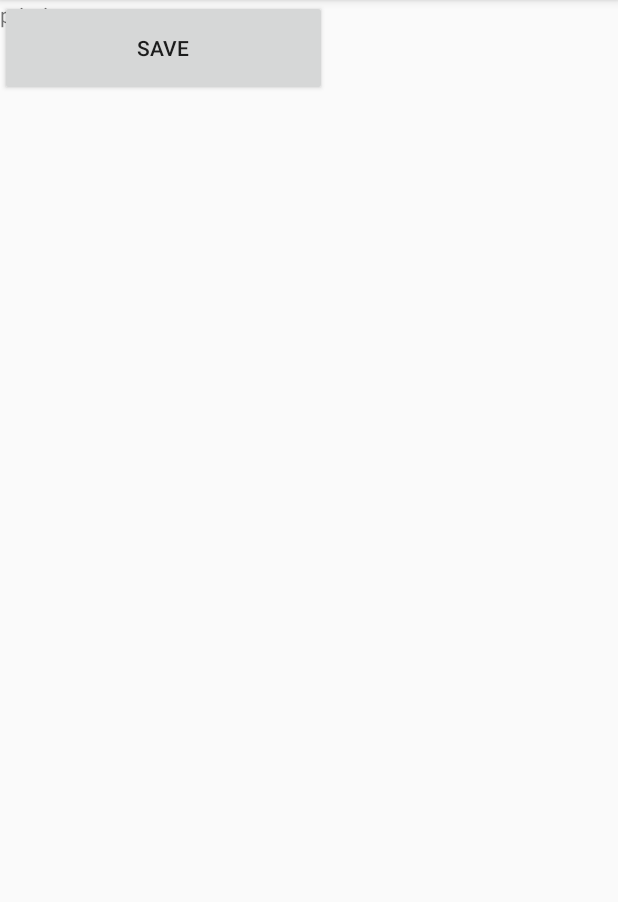
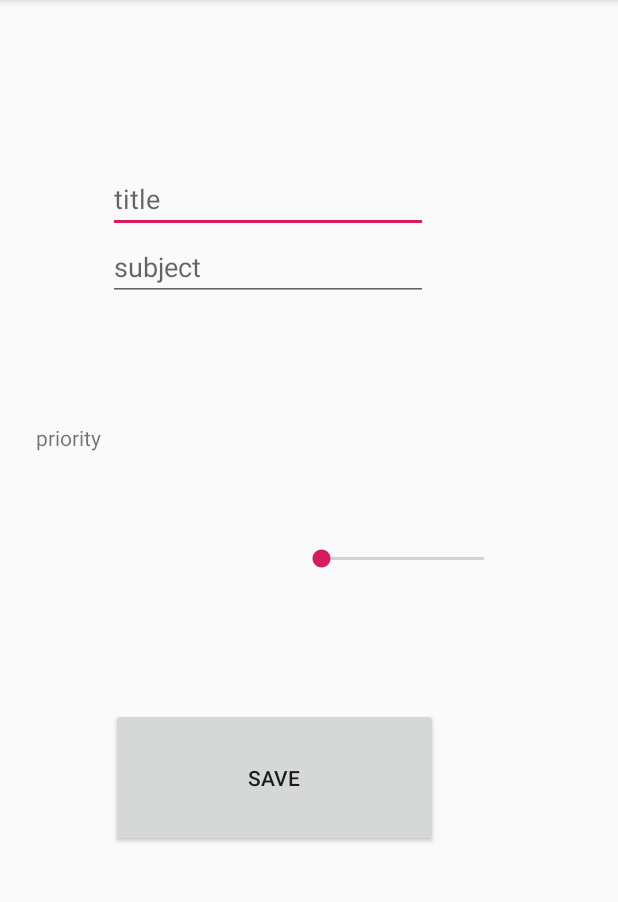
Before and after one commit to alsalamcse/habibApplication, an Android app: the AddTask screen opened directly, with no data from a screen before it, on a phone screen of 412 x 824 dp, the part 84-986 px from its top. Run offline under Robolectric (Android 15) with nearby library versions, the phone set to English and light mode, and no system bars.

```diff
--- a/app/src/main/res/layout/activity_add_task2.xml
+++ b/app/src/main/res/layout/activity_add_task2.xml
@@ -10,42 +10,66 @@
         android:id="@+id/etTitle"
         android:layout_width="wrap_content"
         android:layout_height="wrap_content"
+        android:layout_marginTop="110dp"
+        android:layout_marginBottom="182dp"
         android:ems="10"
         android:hint="title"
         android:inputType="textPersonName"
-        tools:layout_editor_absoluteX="72dp"
-        tools:layout_editor_absoluteY="110dp" />
+        app:layout_constraintBottom_toTopOf="@+id/skbrImportant"
+        app:layout_constraintEnd_toEndOf="@+id/etSubject"
+        app:layout_constraintStart_toStartOf="@+id/etSubject"
+        app:layout_constraintTop_toTopOf="parent" />
 
     <EditText
         android:id="@+id/etSubject"
         android:layout_width="wrap_content"
         android:layout_height="wrap_content"
+        android:layout_marginStart="72dp"
+        android:layout_marginLeft="72dp"
+        android:layout_marginBottom="81dp"
         android:ems="10"
         android:hint="subject"
         android:inputType="textPersonName"
-        tools:layout_editor_absoluteX="72dp"
-        tools:layout_editor_absoluteY="211dp" />
+        app:layout_constraintBottom_toTopOf="@+id/tvPriority"
+        app:layout_constraintStart_toStartOf="parent"
+        app:layout_constraintTop_toBottomOf="@+id/etTitle" />
 
     <Button
         android:id="@+id/btnSave"
         android:layout_width="218dp"
-        android:layout_height="64dp"
+        android:layout_height="0dp"
+        android:layout_marginStart="74dp"
+        android:layout_marginLeft="74dp"
+        android:layout_marginBottom="203dp"
         android:text="save"
-        tools:layout_editor_absoluteX="74dp"
-        tools:layout_editor_absoluteY="464dp" />
+        app:layout_constraintBottom_toBottomOf="parent"
+        app:layout_constraintStart_toStartOf="parent"
+        app:layout_constraintTop_toBottomOf="@+id/tvPriority" />
 
     <TextView
         android:id="@+id/tvPriority"
-        android:layout_width="73dp"
-        android:layout_height="30dp"
+        android:layout_width="0dp"
+        android:layout_height="0dp"
+        android:layout_marginStart="24dp"
+        android:layout_marginLeft="24dp"
+        android:layout_marginEnd="33dp"
+        android:layout_marginRight="33dp"
+        android:layout_marginBottom="97dp"
         android:text="priority"
-        tools:layout_editor_absoluteX="24dp"
-        tools:layout_editor_absoluteY="337dp" />
+        app:layout_constraintBottom_toTopOf="@+id/btnSave"
+        app:layout_constraintEnd_toStartOf="@+id/skbrImportant"
+        app:layout_constraintStart_toStartOf="parent"
+        app:layout_constraintTop_toBottomOf="@+id/etSubject" />
 
     <SeekBar
         android:id="@+id/skbrImportant"
-        android:layout_width="208dp"
-        android:layout_height="35dp"
-        tools:layout_editor_absoluteX="130dp"
-        tools:layout_editor_absoluteY="337dp" />
+        android:layout_width="0dp"
+        android:layout_height="0dp"
+        android:layout_marginEnd="73dp"
+        android:layout_marginRight="73dp"
+        android:layout_marginBottom="359dp"
+        app:layout_constraintBottom_toBottomOf="parent"
+        app:layout_constraintEnd_toEndOf="parent"
+        app:layout_constraintStart_toEndOf="@+id/tvPriority"
+        app:layout_constraintTop_toBottomOf="@+id/etTitle" />
 </androidx.constraintlayout.widget.ConstraintLayout>
```
Also changed, not shown: app/src/main/res/layout/activity_setting.xml (+30 -12 lines), app/src/main/res/layout/activity_sign_in.xml (+32 -14 lines), app/src/main/res/layout/activity_sign_up2.xml (+36 -15 lines).
